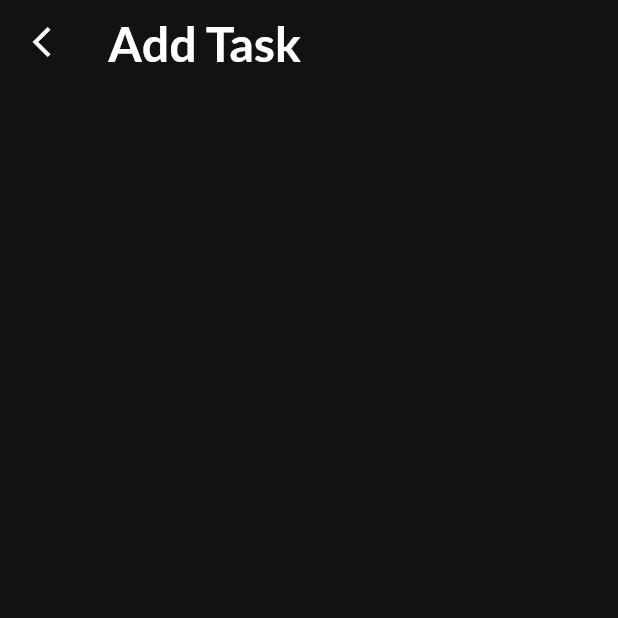
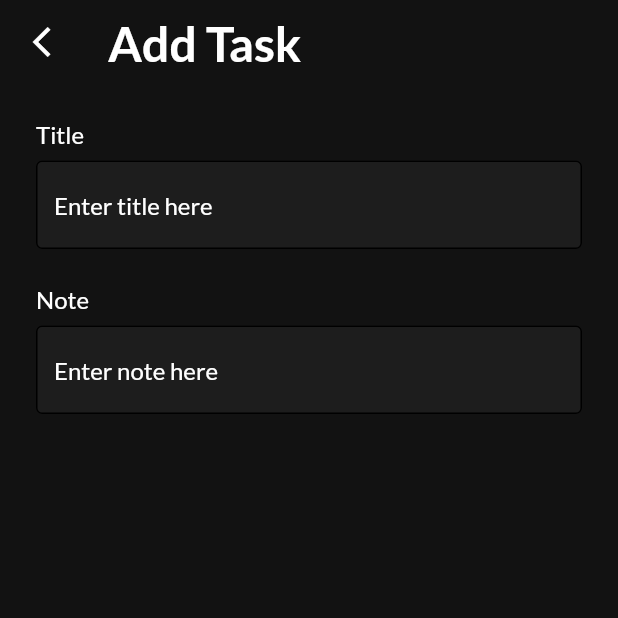
Before and after one commit to MohamedEssam-900009/to_do_app, a Flutter app: the HomeScreen screen opened directly, after a tap on the "add" icon, on a phone screen of 412 x 824 dp, the top half of it. Run offline on Flutter 3.47's test engine with Material 2 defaults, Android fonts, the phone set to English and light mode, and no system bars; our stand-ins replace date_picker_timeline, get_it, google_fonts, shared_preferences, smooth_page_indicator; accounts and stored records are empty.

Commit message:
Add Task Screen [Title - Note]

```diff
--- a/lib/core/theme/theme.dart
+++ b/lib/core/theme/theme.dart
@@ -38,6 +38,23 @@ ThemeData getAppTheme() {
           borderRadius: BorderRadius.circular(8.0),
         ),
       ),
+    ),
+    inputDecorationTheme: InputDecorationTheme(
+      enabledBorder: OutlineInputBorder(
+        //TODO: need to fix border radius
+        borderRadius: BorderRadius.circular(4.0),
+      ),
+      focusedBorder: OutlineInputBorder(
+        //TODO: need to fix border radius
+        borderRadius: BorderRadius.circular(4.0),
+      ),
+      hintStyle: GoogleFonts.lato(
+        fontSize: 16.0,
+        fontWeight: FontWeight.w400,
+        color: AppColors.white,
+      ),
+      fillColor: AppColors.lightBlack,
+      filled: true,
     ),
   );
 }
--- a/lib/core/utils/app_colors.dart
+++ b/lib/core/utils/app_colors.dart
@@ -12,4 +12,5 @@ class AppColors {
   static const Color purple = Color(0xff9741CC);
   static const Color grey = Color(0xff979797);
   static const Color deepGrey = Color(0xff424242);
+  static const Color lightBlack = Color(0xff1D1D1D);
 }
--- a/lib/features/task/presentation/screens/add_task_screen/add_task_screen.dart
+++ b/lib/features/task/presentation/screens/add_task_screen/add_task_screen.dart
@@ -1,8 +1,12 @@
 import 'package:flutter/material.dart';
 import 'package:to_do_app/core/utils/app_strings.dart';
 
+// ignore: must_be_immutable
 class AddTaskScreen extends StatelessWidget {
-  const AddTaskScreen({super.key});
+  AddTaskScreen({super.key});
+
+  TextEditingController titleController = TextEditingController();
+  TextEditingController noteController = TextEditingController();
 
   @override
   Widget build(BuildContext context) {
@@ -22,6 +26,39 @@ class AddTaskScreen extends StatelessWidget {
           style: Theme.of(context).textTheme.displayLarge,
         ),
       ),
+      body: Padding(
+        padding: const EdgeInsets.all(24.0),
+        child: Form(
+          child: Column(
+            crossAxisAlignment: CrossAxisAlignment.start,
+            children: [
+              Text(
+                AppStrings.title,
+                style: Theme.of(context).textTheme.displayMedium,
+              ),
+              const SizedBox(height: 8.0),
+              TextFormField(
+                controller: titleController,
+                decoration: const InputDecoration(
+                  hintText: AppStrings.titleHint,
+                ),
+              ),
+              const SizedBox(height: 24.0),
+              Text(
+                AppStrings.note,
+                style: Theme.of(context).textTheme.displayMedium,
+              ),
+              const SizedBox(height: 8.0),
+              TextFormField(
+                controller: noteController,
+                decoration: const InputDecoration(
+                  hintText: AppStrings.noteHint,
+                ),
+              ),
+            ],
+          ),
+        ),
+      ),
     );
   }
 }
--- a/lib/features/task/presentation/screens/home_screen/home_screen.dart
+++ b/lib/features/task/presentation/screens/home_screen/home_screen.dart
@@ -18,7 +18,7 @@ class HomeScreen extends StatelessWidget {
       child: Scaffold(
         floatingActionButton: FloatingActionButton(
           onPressed: () {
-            navigateTo(context: context, screen: const AddTaskScreen());
+            navigateTo(context: context, screen: AddTaskScreen());
           },
           backgroundColor: AppColors.primary,
           child: const Icon(Icons.add),
@@ -49,6 +49,7 @@ class HomeScreen extends StatelessWidget {
                 mainAxisAlignment: MainAxisAlignment.center,
                 children: <Widget>[
                   DatePicker(
+                    //TODO: Need to fix the hieght for Date Picker
                     DateTime.now(),
                     initialSelectedDate: DateTime.now(),
                     selectionColor: AppColors.primary,
```
